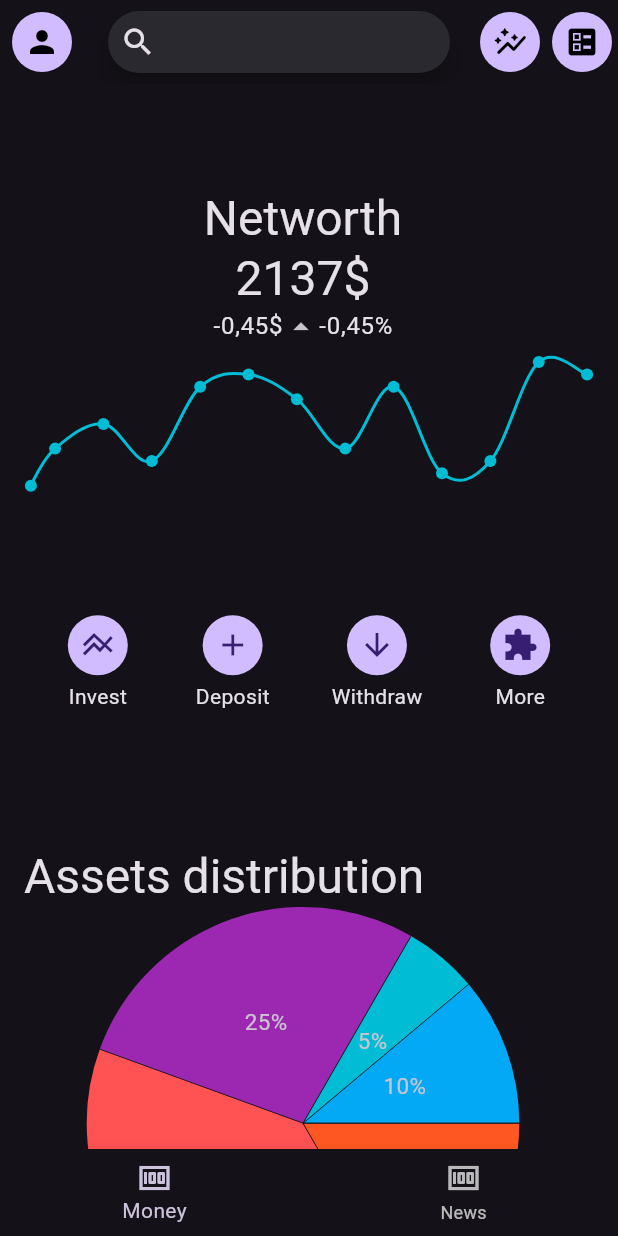
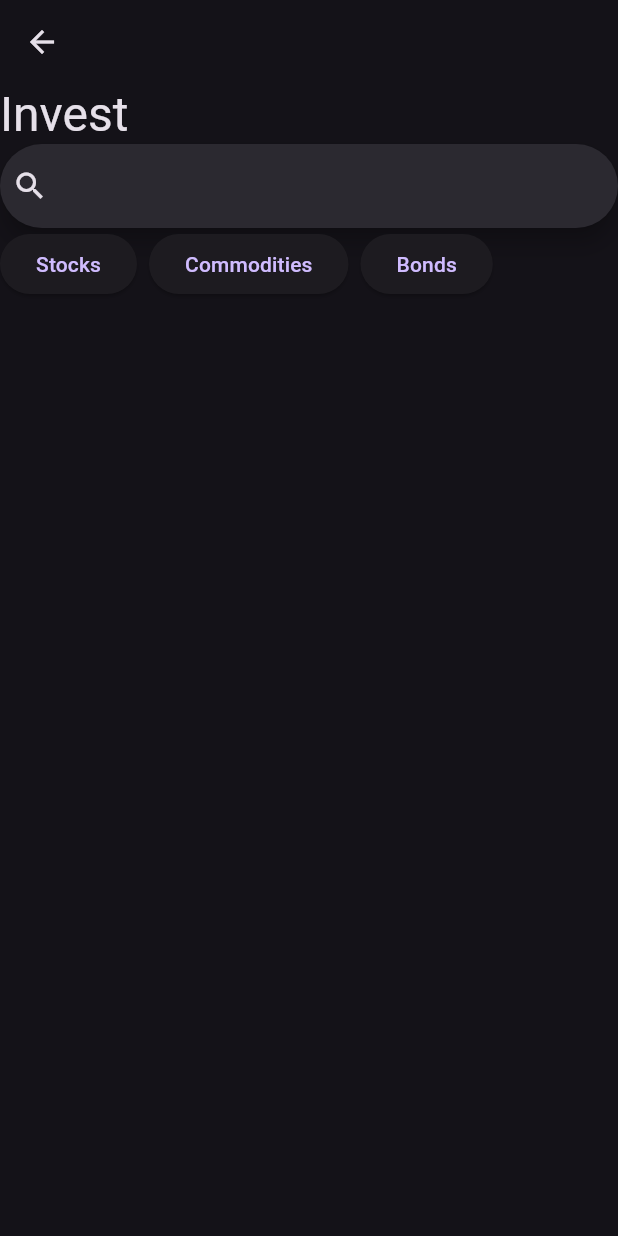
Before and after one commit to bogbrz/Revolut_type_clone, a Flutter app: the screen it shows after launch, after a tap on the "line axis" icon, on a phone screen of 412 x 824 dp. Run offline on Flutter 3.47's test engine with Material 3 defaults, Android fonts, the phone set to English and light mode, and no system bars; drawn by our look-alikes of fl_chart; our stand-ins replace unicons; missing offline and left inert: animate_gradient.

```diff
--- a/lib/app.dart
+++ b/lib/app.dart
@@ -1,5 +1,7 @@
 import 'package:flutter/material.dart';
 import 'package:portfolio/home.dart';
+
+import 'package:portfolio/login.dart';
 
 class MyApp extends StatelessWidget {
   const MyApp({super.key});
@@ -10,7 +12,7 @@ class MyApp extends StatelessWidget {
     return MaterialApp(
       title: 'Flutter Demo',
       theme: ThemeData.dark(),
-      home: MyHomePage(),
+      home: HomePage(),
     );
   }
 }
--- a/lib/home.dart
+++ b/lib/home.dart
@@ -1,9 +1,11 @@
+import 'package:animate_gradient/animate_gradient.dart';
 import 'package:flutter/material.dart';
 import 'package:fl_chart/fl_chart.dart';
+import 'package:portfolio/invest_page.dart';
 import 'package:unicons/unicons.dart';
 
-class MyHomePage extends StatelessWidget {
-  const MyHomePage({
+class HomePage extends StatelessWidget {
+  const HomePage({
     super.key,
   });
 
@@ -11,13 +13,30 @@ class MyHomePage extends StatelessWidget {
   Widget build(BuildContext context) {
     return SafeArea(
       child: Scaffold(
-          appBar: AppBar(
-            shape: RoundedRectangleBorder(
-              borderRadius: BorderRadius.vertical(
-                bottom: Radius.circular(30),
-              ),
-            ),
-            leading: CircleAvatar(
+          bottomNavigationBar: BottomNavigationBar(items: [
+            BottomNavigationBarItem(icon: Icon(Icons.money), label: "Money"),
+            BottomNavigationBarItem(icon: Icon(Icons.money), label: "News"),
+            BottomNavigationBarItem(icon: Icon(Icons.money), label: "News"),
+          ]),
+          body: AnimateGradient(
+            duration: Duration(seconds: 5),
+            primaryBegin: Alignment.topLeft,
+            primaryEnd: Alignment.bottomLeft,
+            secondaryBegin: Alignment.bottomLeft,
+            secondaryEnd: Alignment.topRight,
+            primaryColors: [Colors.black, Colors.purple],
+            secondaryColors: [
+              const Color.fromARGB(125, 0, 0, 0),
+              Colors.purpleAccent
+            ],
+            child: Column(
+              children: [
+                Padding(
+                  padding: const EdgeInsets.all(8.0),
+                  child: Row(
+                    mainAxisAlignment: MainAxisAlignment.spaceAround,
+                    children: [
+                      CircleAvatar(
                         backgroundColor: Colors.transparent,
                         child: IconButton.filled(
                           onPressed: () {},
@@ -27,7 +46,7 @@ class MyHomePage extends StatelessWidget {
                           ),
                         ),
                       ),
-            title: SizedBox(
+                      SizedBox(
                         width: MediaQuery.of(context).size.width * 0.6,
                         height: MediaQuery.of(context).size.height * 0.05,
                         child: SearchAnchor(builder: (context, controller) {
@@ -45,7 +64,6 @@ class MyHomePage extends StatelessWidget {
                           );
                         }),
                       ),
-            actions: [
                       IconButton.filled(
                         onPressed: () {},
                         icon: Icon(
@@ -62,12 +80,8 @@ class MyHomePage extends StatelessWidget {
                       ),
                     ],
                   ),
-          bottomNavigationBar: BottomNavigationBar(items: [
-            BottomNavigationBarItem(icon: Icon(Icons.money), label: "Money"),
-            BottomNavigationBarItem(icon: Icon(Icons.money), label: "News")
-          ]),
-          body: Expanded(
-            child: Center(
+                ),
+                Expanded(
                   child: ListView(
                     children: [
                       SizedBox(
@@ -82,8 +96,8 @@ class MyHomePage extends StatelessWidget {
                                 children: [
                                   SizedBox(
                                     width: MediaQuery.of(context).size.width,
-                                height:
-                                    MediaQuery.of(context).size.height * 0.15,
+                                    height: MediaQuery.of(context).size.height *
+                                        0.15,
                                     child: ListTile(
                                       tileColor: Colors.transparent,
                                       title: Center(
@@ -103,7 +117,7 @@ class MyHomePage extends StatelessWidget {
                                                   MainAxisAlignment.center,
                                               children: [
                                                 Text("-0,45\$"),
-                                            Icon(Icons.arrow_drop_up),
+                                                Icon(Icons.arrow_drop_down),
                                                 Text("-0,45%"),
                                               ],
                                             )
@@ -113,9 +127,10 @@ class MyHomePage extends StatelessWidget {
                                     ),
                                   ),
                                   SizedBox(
-                                height:
-                                    MediaQuery.of(context).size.height * 0.1,
-                                width: MediaQuery.of(context).size.width * 0.9,
+                                    height: MediaQuery.of(context).size.height *
+                                        0.1,
+                                    width:
+                                        MediaQuery.of(context).size.width * 0.9,
                                     child: LineChart(LineChartData(
                                       borderData: FlBorderData(
                                         show: false,
@@ -123,7 +138,9 @@ class MyHomePage extends StatelessWidget {
                                       gridData: FlGridData(show: false),
                                       titlesData: FlTitlesData(show: false),
                                       lineBarsData: [
-                                    LineChartBarData(isCurved: true, spots: [
+                                        LineChartBarData(
+                                            isCurved: true,
+                                            spots: [
                                               FlSpot(10.5, 14),
                                               FlSpot(11, 14.3),
                                               FlSpot(12, 14.5),
@@ -150,7 +167,12 @@ class MyHomePage extends StatelessWidget {
                                 Column(
                                   children: [
                                     IconButton.filled(
-                                  onPressed: () {},
+                                      onPressed: () {
+                                        Navigator.of(context).push(
+                                            MaterialPageRoute(
+                                                builder: (context) =>
+                                                    InvestPage()));
+                                      },
                                       icon: Icon(Icons.line_axis),
                                     ),
                                     Text("Invest")
@@ -190,90 +212,104 @@ class MyHomePage extends StatelessWidget {
                               height: MediaQuery.of(context).size.height * 0.35,
                               child: ListTile(
                                 subtitle: PieChart(PieChartData(
+                                  borderData: FlBorderData(
+                                      show: true, border: Border()),
                                   titleSunbeamLayout: true,
                                   centerSpaceRadius: 0,
                                   sectionsSpace: 0.5,
                                   sections: [
                                     PieChartSectionData(
-                                    radius: MediaQuery.of(context).size.width *
+                                        radius:
+                                            MediaQuery.of(context).size.width *
                                                 0.35,
                                         title: "15%",
-                                    titleStyle: TextStyle(fontSize: 15),
+                                        titleStyle: TextStyle(
+                                            fontSize: 15, color: Colors.black),
                                         value: 15,
                                         color: Colors.deepOrange),
                                     PieChartSectionData(
-                                    radius: MediaQuery.of(context).size.width *
+                                        radius:
+                                            MediaQuery.of(context).size.width *
                                                 0.35,
                                         title: "35%",
-                                    titleStyle: TextStyle(fontSize: 15),
+                                        titleStyle: TextStyle(
+                                            fontSize: 15, color: Colors.black),
                                         value: 35,
                                         color: Colors.redAccent),
                                     PieChartSectionData(
-                                    radius: MediaQuery.of(context).size.width *
+                                        radius:
+                                            MediaQuery.of(context).size.width *
                                                 0.35,
                                         title: "25%",
-                                    titleStyle: TextStyle(fontSize: 15),
+                                        titleStyle: TextStyle(
+                                            fontSize: 15, color: Colors.black),
                                         value: 25,
                                         color: Colors.purple),
                                     PieChartSectionData(
-                                    radius: MediaQuery.of(context).size.width *
+                                        radius:
+                                            MediaQuery.of(context).size.width *
                                                 0.35,
                                         title: "5%",
-                                    titleStyle: TextStyle(fontSize: 15),
+                                        titleStyle: TextStyle(
+                                            fontSize: 15, color: Colors.black),
                                         value: 5),
                                     PieChartSectionData(
-                                    radius: MediaQuery.of(context).size.width *
+                                        radius:
+                                            MediaQuery.of(context).size.width *
                                                 0.35,
                                         title: "10%",
-                                    titleStyle: TextStyle(fontSize: 15),
+                                        titleStyle: TextStyle(
+                                            fontSize: 15, color: Colors.black),
                                         value: 10,
                                         color: Colors.lightBlue),
                                   ],
                                 )),
                                 title: Text(
                                   "Assets distribution",
-                              style: Theme.of(context).textTheme.headlineLarge,
+                                  style:
+                                      Theme.of(context).textTheme.headlineLarge,
                                 ),
                               ),
                             ),
                             SizedBox(
                               child: Padding(
-                            padding: const EdgeInsets.symmetric(horizontal: 16),
+                                padding:
+                                    const EdgeInsets.symmetric(horizontal: 16),
                                 child: Column(
-                              spacing:
-                                  MediaQuery.of(context).size.height * 0.0125,
+                                  spacing: MediaQuery.of(context).size.height *
+                                      0.0125,
                                   children: [
                                     ListTile(
-                                  tileColor:
-                                      const Color.fromARGB(68, 190, 190, 190),
+                                      tileColor: const Color.fromARGB(
+                                          68, 190, 190, 190),
                                       leading: Icon(Icons.savings),
                                       title: Text("Savings"),
                                       trailing: Text("123"),
                                     ),
                                     ListTile(
-                                  tileColor:
-                                      const Color.fromARGB(68, 190, 190, 190),
+                                      tileColor: const Color.fromARGB(
+                                          68, 190, 190, 190),
                                       leading: Icon(UniconsLine.paperclip),
                                       title: Text("Related accounts"),
                                       trailing: Text("123"),
                                     ),
                                     ListTile(
-                                  tileColor:
-                                      const Color.fromARGB(68, 190, 190, 190),
+                                      tileColor: const Color.fromARGB(
+                                          68, 190, 190, 190),
                                       leading: Icon(UniconsLine.chart_growth),
                                       title: Text("Investments"),
                                       trailing: Text("123"),
                                     ),
                                     ListTile(
-                                  tileColor:
-                                      const Color.fromARGB(68, 190, 190, 190),
+                                      tileColor: const Color.fromARGB(
+                                          68, 190, 190, 190),
                                       leading: Icon(UniconsLine.bitcoin_circle),
                                       title: Text("Cryptocurrency"),
                                       trailing: Text("123"),
                                     ),
                                     ListTile(
-                                  tileColor:
-                                      const Color.fromARGB(68, 190, 190, 190),
+                                      tileColor: const Color.fromARGB(
+                                          68, 190, 190, 190),
                                       leading: Icon(Icons.money),
                                       title: Text("Cash"),
                                       trailing: Text("123"),
@@ -297,6 +333,8 @@ class MyHomePage extends StatelessWidget {
                     ],
                   ),
                 ),
+              ],
+            ),
           )),
     );
   }
--- /dev/null
+++ b/lib/invest_page.dart
@@ -0,0 +1,45 @@
+import 'package:flutter/material.dart';
+
+
+class InvestPage extends StatelessWidget {
+  const InvestPage({super.key});
+
+  @override
+  Widget build(BuildContext context) {
+    return Scaffold(
+      appBar: AppBar(),
+      body: Expanded(
+        child: ListView(
+          children: [
+            Text(
+              "Invest",
+              style: Theme.of(context).textTheme.headlineLarge,
+            ),
+            SearchAnchor(builder: (context, controller) {
+              return SearchBar(
+                leading: Icon(Icons.search),
+              );
+            }, suggestionsBuilder: (context, controller) {
+              return List<ListTile>.generate(
+                5,
+                (int index) {
+                  return ListTile(
+                    title: Text("item"),
+                  );
+                },
+              );
+            }),
+            Row(
+              spacing: 8,
+              children: [
+                ElevatedButton(onPressed: () {}, child: Text("Stocks")),
+                ElevatedButton(onPressed: () {}, child: Text("Commodities")),
+                ElevatedButton(onPressed: () {}, child: Text("Bonds"))
+              ],
+            )
+          ],
+        ),
+      ),
+    );
+  }
+}
--- /dev/null
+++ b/lib/login.dart
@@ -0,0 +1,20 @@
+import 'package:flutter/material.dart';
+import 'package:portfolio/home.dart';
+
+class LoginPage extends StatelessWidget {
+  const LoginPage({super.key});
+
+  @override
+  Widget build(BuildContext context) {
+    return Scaffold(
+      body: Center(
+        child: TextButton(
+            onPressed: () {
+              Navigator.of(context).push(
+                  MaterialPageRoute(builder: (context) => const HomePage()));
+            },
+            child: Text("HomePage")),
+      ),
+    );
+  }
+}
--- a/pubspec.yaml
+++ b/pubspec.yaml
@@ -36,6 +36,7 @@ dependencies:
   cupertino_icons: ^1.0.8
   fl_chart: ^0.70.1
   unicons: ^3.0.0
+  animate_gradient: ^0.0.3
 
 dev_dependencies:
   flutter_test:
```
Also changed, not shown: pubspec.lock. Lines whose indentation alone changed are shown as unchanged.
